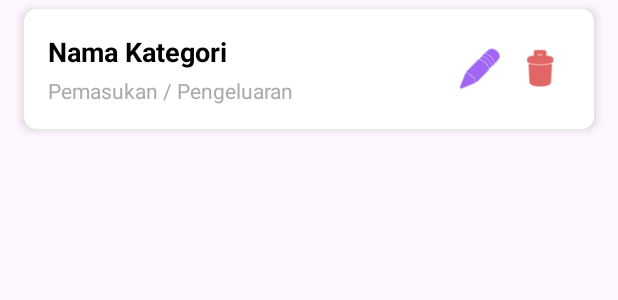
After one commit to 1-E0/DompetKu, an Android app: the layout row_kategori.xml on its own in the app's theme, with its tools: preview values and no code run, on a phone screen of 412 x 824 dp. The commit adds this screen. Shown: the top 300 px of the screen. Run offline under Robolectric (Android 15) with nearby library versions, the phone set to English and light mode, and no system bars.

Commit message:
2,8 Membuat Master kategori, Menyimpan data ke dalam Shared Preferences

```diff
--- a/app/build.gradle.kts
+++ b/app/build.gradle.kts
@@ -37,6 +37,7 @@ dependencies {
     implementation(libs.androidx.constraintlayout)
     implementation(libs.androidx.core.ktx)
     implementation(libs.material)
+    implementation(libs.gson)
     testImplementation(libs.junit)
     androidTestImplementation(libs.androidx.espresso.core)
     androidTestImplementation(libs.androidx.junit)
--- /dev/null
+++ b/app/src/main/java/com/c14240126/myapplication/DcKategori.kt
@@ -0,0 +1,6 @@
+package com.c14240126.myapplication
+
+data class DcKategori(
+    var nama: String,
+    var jenis: String
+)
--- /dev/null
+++ b/app/src/main/res/layout/row_kategori.xml
@@ -0,0 +1,65 @@
+<?xml version="1.0" encoding="utf-8"?>
+<androidx.cardview.widget.CardView xmlns:android="http://schemas.android.com/apk/res/android"
+    xmlns:app="http://schemas.android.com/apk/res-auto"
+    android:layout_width="match_parent"
+    android:layout_height="wrap_content"
+    android:layout_marginHorizontal="16dp"
+    android:layout_marginVertical="6dp"
+    app:cardCornerRadius="8dp"
+    app:cardElevation="4dp">
+
+    <androidx.constraintlayout.widget.ConstraintLayout
+        android:layout_width="match_parent"
+        android:layout_height="wrap_content"
+        android:padding="16dp">
+
+        <TextView
+            android:id="@+id/tvNamaKategori"
+            android:layout_width="0dp"
+            android:layout_height="wrap_content"
+            android:text="Nama Kategori"
+            android:textSize="18sp"
+            android:textStyle="bold"
+            android:textColor="@android:color/black"
+            app:layout_constraintEnd_toStartOf="@+id/btnEdit"
+            app:layout_constraintStart_toStartOf="parent"
+            app:layout_constraintTop_toTopOf="parent" />
+
+        <TextView
+            android:id="@+id/tvJenisKategori"
+            android:layout_width="0dp"
+            android:layout_height="wrap_content"
+            android:layout_marginTop="4dp"
+            android:text="Pemasukan / Pengeluaran"
+            android:textSize="14sp"
+            android:textColor="@android:color/darker_gray"
+            app:layout_constraintEnd_toStartOf="@+id/btnEdit"
+            app:layout_constraintStart_toStartOf="parent"
+            app:layout_constraintTop_toBottomOf="@+id/tvNamaKategori" />
+
+        <ImageButton
+            android:id="@+id/btnEdit"
+            android:layout_width="40dp"
+            android:layout_height="40dp"
+            android:background="?attr/selectableItemBackgroundBorderless"
+            android:contentDescription="Edit Kategori"
+            android:src="@android:drawable/ic_menu_edit"
+            app:layout_constraintBottom_toBottomOf="parent"
+            app:layout_constraintEnd_toStartOf="@+id/btnDelete"
+            app:layout_constraintTop_toTopOf="parent"
+            app:tint="@color/design_default_color_primary" />
+
+        <ImageButton
+            android:id="@+id/btnDelete"
+            android:layout_width="40dp"
+            android:layout_height="40dp"
+            android:background="?attr/selectableItemBackgroundBorderless"
+            android:contentDescription="Hapus Kategori"
+            android:src="@android:drawable/ic_menu_delete"
+            app:layout_constraintBottom_toBottomOf="parent"
+            app:layout_constraintEnd_toEndOf="parent"
+            app:layout_constraintTop_toTopOf="parent"
+            app:tint="@android:color/holo_red_dark" />
+
+    </androidx.constraintlayout.widget.ConstraintLayout>
+</androidx.cardview.widget.CardView>
--- a/gradle/libs.versions.toml
+++ b/gradle/libs.versions.toml
@@ -8,6 +8,7 @@ appcompat = "1.8.0"
 material = "1.14.0"
 activityKtx = "1.13.0"
 constraintlayout = "2.2.2"
+gson = "2.15.0"
 
 [libraries]
 androidx-core-ktx = { group = "androidx.core", name = "core-ktx", version.ref = "coreKtx" }
@@ -18,6 +19,7 @@ androidx-appcompat = { group = "androidx.appcompat", name = "appcompat", version
 material = { group = "com.google.android.material", name = "material", version.ref = "material" }
 androidx-activity-ktx = { group = "androidx.activity", name = "activity-ktx", version.ref = "activityKtx" }
 androidx-constraintlayout = { group = "androidx.constraintlayout", name = "constraintlayout", version.ref = "constraintlayout" }
+gson = { group = "com.google.code.gson", name = "gson", version.ref = "gson" }
 
 [plugins]
 android-application = { id = "com.android.application", version.ref = "agp" }
```
Also changed, not shown: app/src/main/java/com/c14240126/myapplication/AdapterKategori.kt (added, +48 -0 lines), app/src/main/java/com/c14240126/myapplication/MainActivity.kt (+117 -1 lines), app/src/main/res/layout/activity_main.xml (+38 -2 lines), app/src/main/res/layout/dialog_kategori.xml (added, +38 -0 lines).
